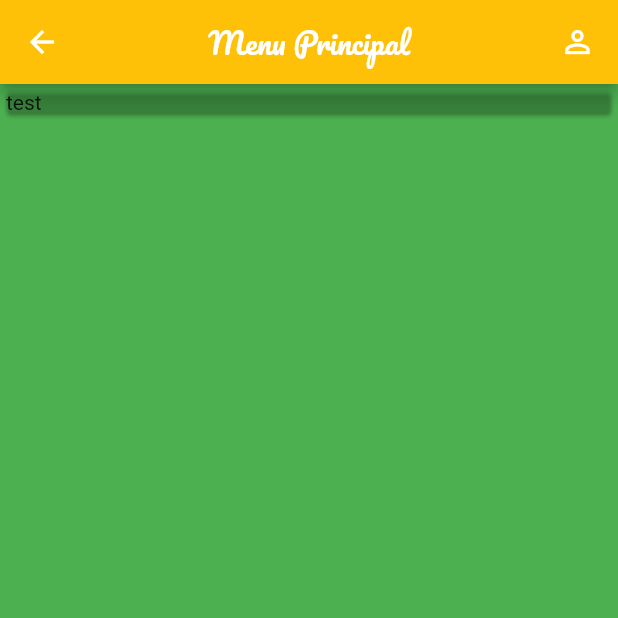
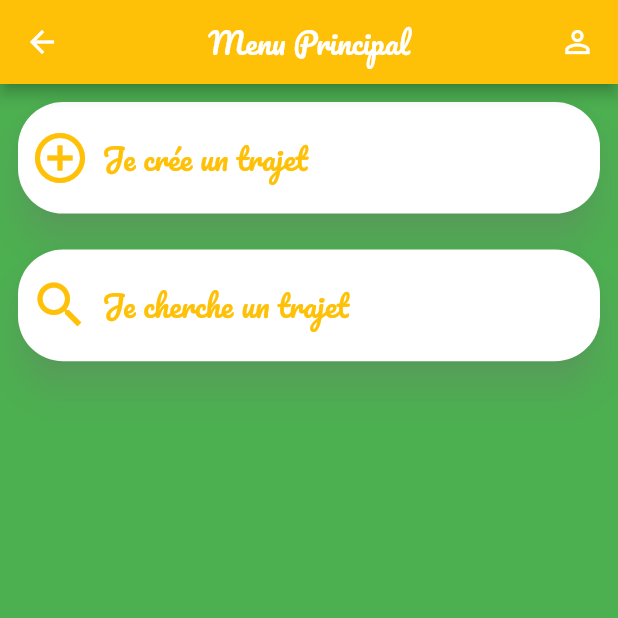
Before and after one commit to ManuDevv/co-voit, a Flutter app: the screen it shows after launch, after a tap on "Conexion", on a phone screen of 412 x 824 dp, the top half of it. Run offline on Flutter 3.47's test engine with Material 2 defaults, Android fonts, the phone set to English and light mode, and no system bars; our stand-ins replace animated_splash_screen, google_fonts, page_transition; missing offline and left inert: animated_login.

Commit message:
travail sur la page menu

```diff
--- a/lib/screen/fristScreen.dart
+++ b/lib/screen/fristScreen.dart
@@ -99,7 +99,10 @@ class _fristScreenState extends State<fristScreen> {
                             ),
                             enabledBorder: OutlineInputBorder(
                                 borderSide: BorderSide(color: Colors.white),
-                                borderRadius: BorderRadius.circular(30))),
+                                borderRadius: BorderRadius.circular(30)),
+                                focusedBorder: OutlineInputBorder(
+                                borderSide: BorderSide(color: Colors.white),
+                                borderRadius: BorderRadius.circular(30)) ),
                       ),
                       SizedBox(
                         height: 20,
@@ -111,6 +114,7 @@ class _fristScreenState extends State<fristScreen> {
                               MaterialPageRoute(
                                   builder: (context) => menuScreen()));
                         },
+                        // ignore: sort_child_properties_last
                         child: Text(
                           'Conexion',
                           style: GoogleFonts.pacifico(
--- a/lib/screen/menu.dart
+++ b/lib/screen/menu.dart
@@ -7,6 +7,7 @@ class menuScreen extends StatelessWidget {
 
   @override
   Widget build(BuildContext context) {
+    var hauteur = MediaQuery.of(context).size.height;
     return Scaffold(
       appBar: AppBar(
         backgroundColor: Colors.amber,
@@ -17,21 +18,68 @@ class menuScreen extends StatelessWidget {
         centerTitle: true,
         actions: [
           Padding(
-            padding: const EdgeInsets.only(right:15.0),
+            padding: const EdgeInsets.only(right: 15.0),
             child: Icon(Icons.person_outline),
           )
         ],
       ),
       body: Container(
-        decoration: BoxDecoration(
-          color: Colors.green
-        ),
+        decoration: BoxDecoration(color: Colors.green),
         child: ListView(
           children: [
-            Card(
-              color: Colors.transparent,
+            Padding(
+              padding: const EdgeInsets.all(8.0),
+              child: Container(
+                height: hauteur*0.1,
+                child: Card(
 
-              child: Text('test'),
+                    elevation: 10.0,
+                    shadowColor: Colors.grey.withOpacity(0.5),
+                    shape: RoundedRectangleBorder(
+                        borderRadius: BorderRadius.circular(30)),
+                    child: Row(
+                      children: [
+                        Padding(
+                          padding: const EdgeInsets.all(8.0),
+                          child: Icon(Icons.control_point_outlined,
+                          color: Colors.amber,
+                          size: 40,),
+                        ),
+                        Text("Je crée un trajet",
+                            style: GoogleFonts.pacifico(
+                              color: Colors.amber,
+                              fontSize: 20,
+                            )),
+                      ],
+                    )),
+              ),
+            ),
+            Padding(
+              padding: const EdgeInsets.all(8.0),
+              child: Container(
+                height: hauteur*0.1,
+                child: Card(
+
+                    elevation: 10.0,
+                    shadowColor: Colors.grey.withOpacity(0.5),
+                    shape: RoundedRectangleBorder(
+                        borderRadius: BorderRadius.circular(30)),
+                    child: Row(
+                      children: [
+                        Padding(
+                          padding: const EdgeInsets.all(8.0),
+                          child: Icon(Icons.search,
+                          color: Colors.amber,
+                          size: 40,),
+                        ),
+                        Text("Je cherche un trajet",
+                            style: GoogleFonts.pacifico(
+                              color: Colors.amber,
+                              fontSize: 20,
+                            )),
+                      ],
+                    )),
+              ),
             )
           ],
         ),
```
